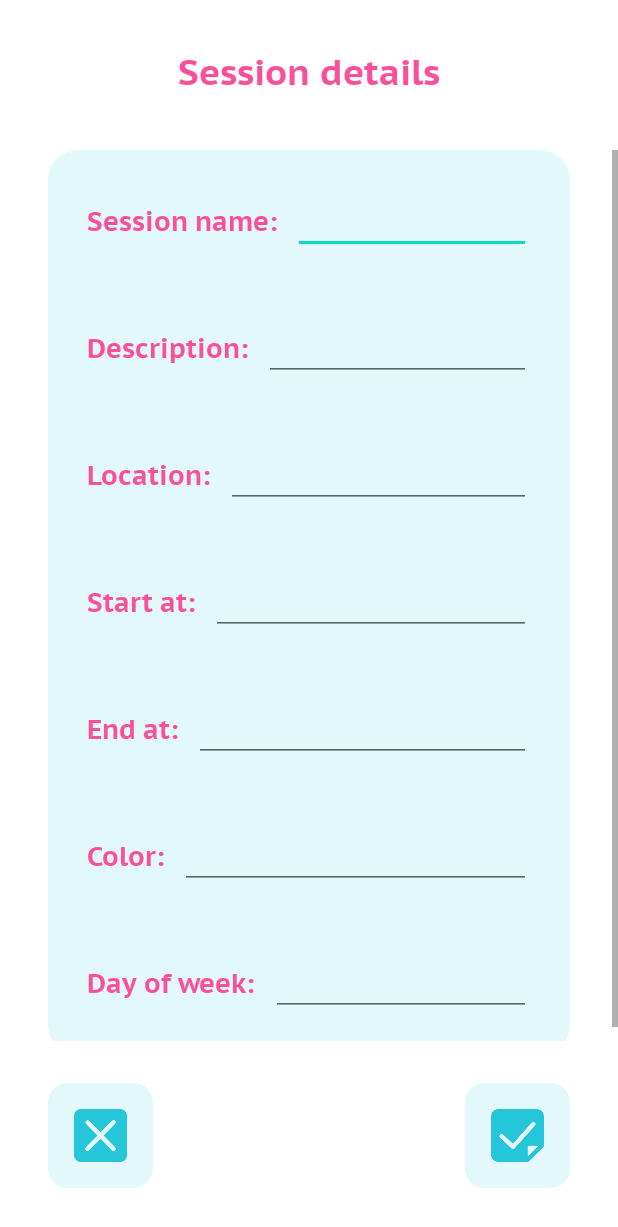
After one commit to SQA-Android-Team/PlannetApplication, an Android app: the layout timetable_session_detail_edit.xml on its own in the app's theme, with its tools: preview values and no code run, on a phone screen of 412 x 824 dp. The commit adds this screen. Shown: the top 1227 px of the screen. Run offline under Robolectric (Android 15) with nearby library versions, the phone set to English and light mode, and no system bars.

Commit message:
Toan add

```diff
--- a/app/src/main/java/com/sqa/plannet/activity/calendar/CalendarViewActivity.java
+++ b/app/src/main/java/com/sqa/plannet/activity/calendar/CalendarViewActivity.java
@@ -12,14 +12,13 @@ import androidx.drawerlayout.widget.DrawerLayout;
 import androidx.recyclerview.widget.LinearLayoutManager;
 import androidx.recyclerview.widget.RecyclerView;
 
-
 import com.google.android.material.appbar.AppBarLayout;
 import com.google.android.material.appbar.CollapsingToolbarLayout;
 import com.google.android.material.floatingactionbutton.FloatingActionButton;
 import com.google.android.material.navigation.NavigationView;
 import com.sqa.plannet.R;
-import com.sqa.plannet.adapter.calendar.ClassesAdapter;
-import com.sqa.plannet.adapter.calendar.EventsAdapter;
+import com.sqa.plannet.adapter.calendar.SessionAdapter;
+import com.sqa.plannet.adapter.calendar.TaskAdapter;
 import com.sqa.plannet.model.Session;
 import com.sqa.plannet.model.Task;
 
@@ -43,7 +42,7 @@ public class CalendarViewActivity extends AppCompatActivity {
     private RecyclerView rvTodayEvent;
     private RecyclerView rvReminders;
     public String selectedDate;
-    private Date chDate;
+
     private CalendarView calendarView;
     @Override
     protected void onCreate(Bundle savedInstanceState) {
@@ -53,46 +52,13 @@ public class CalendarViewActivity extends AppCompatActivity {
         initToolbar();
 
 
-        //recycle view
-        rvTodayEvent= findViewById(R.id.rvTodayEvent);
-        rvReminders = findViewById(R.id.rvReminders);
 
 
 
 
 
 
-        //demo data
-        List<Session> classes = new ArrayList<>();
-        //TODO: thêm constructor cho session + sửa list bên dưới
-//        classes.add(new Session( "12/9/1991", "SQA", "Lecture", "801C", "10:00"));
-//        classes.add(new Session( "12/9/1991", "SQA", "Lecture", "801C", "10:00"));
-//        classes.add(new Session( "12/9/1991", "SQA", "Lecture", "801C", "10:00"));
 
-        // setup recycle view
-        // adapter
-        ClassesAdapter classesAdapter = new ClassesAdapter(classes);
-        rvReminders.setAdapter(classesAdapter);
-        //layout manager
-        rvReminders.setLayoutManager(new LinearLayoutManager(this));
-
-
-
-        // demo data
-        List<Task> events = new ArrayList<>();
-        //TODO: thêm constructor cho task + sửa list bên dưới
-
-//        events.add(new Events("20/8/2000","NHCam", "Homework"));
-//        events.add(new Events("23/9/2020" , "Seo Hyelin", "Singer"));
-
-
-        // setup recycle view
-        // adapter
-        com.sqa.plannet.adapter.calendar.EventsAdapter eventsAdapter;
-        eventsAdapter = new EventsAdapter(events);
-        rvTodayEvent.setAdapter(eventsAdapter);
-        //layout manager
-        rvTodayEvent.setLayoutManager(new LinearLayoutManager(this));
 
 
 
@@ -128,24 +94,24 @@ public class CalendarViewActivity extends AppCompatActivity {
                 Calendar calendar = Calendar.getInstance();
                 selectedDate = dayOfMonth +"/" +( month +1) +"/"+ year;
 
-                try {
-                    Date date = simpleDateFormat.parse(selectedDate);
-                } catch (ParseException e) {
-                    e.printStackTrace();
-                }
-
+//                try {
+//                    Date date = simpleDateFormat.parse(selectedDate);
+//                } catch (ParseException e) {
+//                    e.printStackTrace();
+//                }
 //
-//               if(chDate.after(events.))
-                int dayOfWeek = calendar.get(Calendar.DAY_OF_WEEK);
-
-                Toast.makeText(context, "" + selectedDate, Toast.LENGTH_LONG ).show();
-
-
-
-
-                //recycle view
-                rvTodayEvent= findViewById(R.id.rvTodayEvent);
-                rvReminders = findViewById(R.id.rvReminders);
+////
+////               if(chDate.after(events.))
+//                int dayOfWeek = calendar.get(Calendar.DAY_OF_WEEK);
+//
+//                Toast.makeText(context, "" + selectedDate, Toast.LENGTH_LONG ).show();
+//
+//
+//
+//
+//                //recycle view
+//                rvTodayEvent= findViewById(R.id.rvTodayEvent);
+//                rvReminders = findViewById(R.id.rvReminders);
 
             }
         });
@@ -168,52 +134,43 @@ public class CalendarViewActivity extends AppCompatActivity {
         setSupportActionBar(toolbar);
         if (getSupportActionBar() != null) {
             getSupportActionBar().setDisplayHomeAsUpEnabled(true);
+            //recycle view
+            rvTodayEvent= findViewById(R.id.rvTodayEvent);
+            rvReminders = findViewById(R.id.rvReminders);
+
+            //demo data
+            List<Session> classes = new ArrayList<>();
+            //TODO: thêm constructor cho session + sửa list bên dưới
+
+           classes.add(new Session(1,3,5,"MPR", "10:00", "12:00","Mon", "801C", "Lecture"));
+
+
+            // setup recycle view
+            // adapter
+            SessionAdapter sessionAdapter = new SessionAdapter(classes);
+            rvReminders.setAdapter(sessionAdapter);
+            //layout manager
+            rvReminders.setLayoutManager(new LinearLayoutManager(this));
 
 
 
-//
-//            //recycle view
-//            rvTodayEvent= findViewById(R.id.rvTodayEvent);
-//            rvReminders = findViewById(R.id.rvReminders);
-//
-//
-//
-//
-//
-//
-//            //demo data
-//            List<Classes> classes = new ArrayList<>();
-//            classes.add(new Classes( "12/9/1991", "SQA", "Lecture", "801C", "10:00"));
-//            classes.add(new Classes( "12/9/1991", "SQA", "Lecture", "801C", "10:00"));
-//            classes.add(new Classes( "12/9/1991", "SQA", "Lecture", "801C", "10:00"));
-//
-//            // setup recycle view
-//            // adapter
-//            ClassesAdapter classesAdapter = new ClassesAdapter(classes);
-//            rvReminders.setAdapter(classesAdapter);
-//            //layout manager
-//            rvReminders.setLayoutManager(new LinearLayoutManager(this));
-//
-//
-//
-//            // demo data
-//            List<Events> events = new ArrayList<>();
-//            events.add(new Events("20/8/2000","NHCam", "Homework"));
-//            events.add(new Events("23/9/2020" , "Seo Hyelin", "Singer"));
-//
-//
-//            // setup recycle view
-//            // adapter
-//            EventsAdapter eventsAdapter;
-//            eventsAdapter = new EventsAdapter(events);
-//            rvTodayEvent.setAdapter(eventsAdapter);
-//            //layout manager
-//            rvTodayEvent.setLayoutManager(new LinearLayoutManager(this));
-//
-//
-//
-//
-//
+            // demo data
+            List<Task> events = new ArrayList<>();
+            //TODO: thêm constructor cho task + sửa list bên dưới
+
+            events.add(new Task(1,"NHCam","20/8/2000","abc", "Homework"));
+            events.add(new Task(2,"Seo Hyerin","23/8/1993","Idle", "Project"));
+            events.add(new Task(4,"Nothing","23/8/1993","OMG", "Assignment"));
+
+
+            // setup recycle view
+            // adapter
+            TaskAdapter taskAdapter;
+            taskAdapter = new TaskAdapter(events);
+            rvTodayEvent.setAdapter(taskAdapter);
+            //layout manager
+            rvTodayEvent.setLayoutManager(new LinearLayoutManager(this));
+
 
 
         }
--- a/app/src/main/java/com/sqa/plannet/adapter/calendar/ClassesAdapter.java
+++ b/app/src/main/java/com/sqa/plannet/adapter/calendar/SessionAdapter.java
@@ -10,16 +10,17 @@ import android.widget.TextView;
 import androidx.annotation.NonNull;
 import androidx.recyclerview.widget.RecyclerView;
 
+
 import com.sqa.plannet.R;
 import com.sqa.plannet.model.Session;
 
 import java.util.List;
 
-public class ClassesAdapter extends RecyclerView.Adapter<ClassesAdapter.ClassesHolder> {
+public class SessionAdapter extends RecyclerView.Adapter<SessionAdapter.ClassesHolder> {
 
     List<Session> classes;
 
-    public ClassesAdapter(List<Session> classes) {
+    public SessionAdapter(List<Session> classes) {
         this.classes = classes;
     }
 
@@ -54,7 +55,7 @@ public class ClassesAdapter extends RecyclerView.Adapter<ClassesAdapter.ClassesH
         private TextView txtTitle;
         private TextView txtType;
         private TextView txtDay;
-//        private TextView txtMonth;
+        //        private TextView txtMonth;
         private TextView txtLocation;
         private TextView txtStartTime;
         private LinearLayout todayEvent;
@@ -66,7 +67,7 @@ public class ClassesAdapter extends RecyclerView.Adapter<ClassesAdapter.ClassesH
             txtTitle =itemView.findViewById(R.id.txtTitle);
             txtType =itemView.findViewById(R.id.txtType);
             txtDay =itemView.findViewById(R.id.txtDay);
-//            txtMonth= itemView.findViewById(R.id.txtMonth);
+
             txtLocation = itemView.findViewById(R.id.txtLocation);
             txtStartTime = itemView.findViewById(R.id.txtStartTime);
             todayEvent = itemView.findViewById(R.id.todayEvent);
@@ -78,8 +79,7 @@ public class ClassesAdapter extends RecyclerView.Adapter<ClassesAdapter.ClassesH
             txtTitle.setText(classes1.getSessionTitle());
             txtType.setText(classes1.getType());
             txtLocation.setText(classes1.getLocation());
-            txtStartTime.setText(classes1.getStartTime())
-            ;
+            txtStartTime.setText(classes1.getStartTime());
             txtDay.setText(classes1.getDate());
 
 
--- a/app/src/main/java/com/sqa/plannet/adapter/calendar/EventsAdapter.java
+++ b/app/src/main/java/com/sqa/plannet/adapter/calendar/TaskAdapter.java
@@ -14,11 +14,11 @@ import com.sqa.plannet.model.Task;
 
 import java.util.List;
 
-public class EventsAdapter extends  RecyclerView.Adapter<EventsAdapter.EventsHolder> {
+public class TaskAdapter extends  RecyclerView.Adapter<TaskAdapter.EventsHolder> {
 
     private List<Task> events;
 
-    public EventsAdapter(List<Task> events) {
+    public TaskAdapter(List<Task> events) {
         this.events = events;
     }
 
--- a/app/src/main/java/com/sqa/plannet/model/Session.java
+++ b/app/src/main/java/com/sqa/plannet/model/Session.java
@@ -14,7 +14,7 @@ public class Session {
     private String location;
     private String type;
 
-    public Session() {
+    public Session(int timetableID, int subjectID, int i, String sqa, String endTime, String date, String mon, String location, String lecture) {
     }
 
     public Session(int sessionID, int timetableID, int subjectID, String sessionTitle, String startTime, String endTime, String date, String weekDay, String location, String type) {
--- a/app/src/main/java/com/sqa/plannet/model/Task.java
+++ b/app/src/main/java/com/sqa/plannet/model/Task.java
@@ -5,14 +5,14 @@ import java.sql.Date;
 public class Task {
     private int taskID;
     private String taskTitle;
-    private Date dueDate;
+    private String dueDate;
     private String taskNote;
     private String taskType;
 
     public Task() {
     }
 
-    public Task(int taskID, String taskTitle, Date dueDate, String taskNote, String taskType) {
+    public Task(int taskID, String taskTitle, String dueDate, String taskNote, String taskType) {
         this.taskID = taskID;
         this.taskTitle = taskTitle;
         this.dueDate = dueDate;
@@ -36,11 +36,11 @@ public class Task {
         this.taskTitle = taskTitle;
     }
 
-    public Date getDueDate() {
+    public String getDueDate() {
         return dueDate;
     }
 
-    public void setDueDate(Date dueDate) {
+    public void setDueDate(String dueDate) {
         this.dueDate = dueDate;
     }
 
--- a/app/src/main/res/layout/calendar_view.xml
+++ b/app/src/main/res/layout/calendar_view.xml
@@ -115,7 +115,7 @@
                             <androidx.recyclerview.widget.RecyclerView
                                 android:id="@+id/rvTodayEvent"
                                 android:layout_width="match_parent"
-                                android:layout_height="180dp"
+                                android:layout_height="wrap_content"
                                 android:layout_margin="10dp"
                                 android:background="@drawable/rounded_corner_card"/>
 
--- /dev/null
+++ b/app/src/main/res/layout/timetable_session_detail_edit.xml
@@ -0,0 +1,286 @@
+<?xml version="1.0" encoding="utf-8"?>
+<androidx.constraintlayout.widget.ConstraintLayout
+    xmlns:android="http://schemas.android.com/apk/res/android"
+    xmlns:app="http://schemas.android.com/apk/res-auto"
+    xmlns:tools="http://schemas.android.com/tools"
+    android:layout_width="match_parent"
+    android:layout_height="match_parent">
+
+
+    <TextView
+        android:id="@+id/txtDetailSession"
+        android:layout_width="wrap_content"
+        android:layout_height="wrap_content"
+        android:layout_marginTop="32dp"
+        android:fontFamily="@font/pt_bold"
+        android:text="@string/txtDetailSession"
+        android:textColor="#FC4F9B"
+        android:textSize="24sp"
+        app:layout_constraintEnd_toEndOf="parent"
+        app:layout_constraintStart_toStartOf="parent"
+        app:layout_constraintTop_toTopOf="parent" />
+
+    <ScrollView
+        android:id="@+id/scrollView2"
+        android:layout_width="match_parent"
+        android:layout_height="match_parent"
+        android:layout_marginTop="100dp"
+        android:layout_marginBottom="130dp">
+
+        <LinearLayout
+            android:id="@+id/SNContainer"
+            android:layout_width="match_parent"
+            android:layout_height="wrap_content"
+            android:layout_marginLeft="32dp"
+            android:layout_marginRight="32dp"
+
+            android:background="@drawable/rounded_corner_card"
+            android:backgroundTint="#e3f8fa"
+            android:orientation="vertical"
+            android:padding="5dp"
+            app:layout_constraintBottom_toBottomOf="parent"
+            app:layout_constraintEnd_toEndOf="parent"
+            app:layout_constraintHorizontal_bias="0.75"
+            app:layout_constraintStart_toStartOf="parent"
+            app:layout_constraintTop_toBottomOf="@+id/txtDetailSession"
+            app:layout_constraintVertical_bias="0.201">
+
+            <LinearLayout
+                android:id="@+id/SessionNameContainer"
+                android:layout_width="match_parent"
+                android:layout_height="wrap_content"
+                android:layout_margin="15dp"
+                android:orientation="horizontal"
+                android:padding="5dp">
+
+                <TextView
+                    android:id="@+id/txtSessionName"
+                    android:layout_width="wrap_content"
+                    android:layout_height="wrap_content"
+                    android:fontFamily="@font/pt_bold"
+                    android:text="@string/txtSessionName"
+                    android:textColor="#FC4F9B"
+                    android:textSize="18sp" />
+
+                <EditText
+                    android:id="@+id/txtSessionNameValue"
+                    android:layout_width="match_parent"
+                    android:layout_height="wrap_content"
+                    android:layout_marginLeft="10dp"
+                    android:fontFamily="@font/regular_pt"
+                    android:text=""
+                    android:textSize="18sp" />
+            </LinearLayout>
+
+
+            <LinearLayout
+                android:id="@+id/SessionDescriptionContainer"
+                android:layout_width="match_parent"
+                android:layout_height="wrap_content"
+                android:layout_margin="15dp"
+                android:orientation="horizontal"
+                android:padding="5dp"
+                app:layout_constraintTop_toBottomOf="@+id/SNContainer">
+
+                <TextView
+                    android:id="@+id/txtSessionDescription"
+                    android:layout_width="wrap_content"
+                    android:layout_height="wrap_content"
+                    android:fontFamily="@font/pt_bold"
+                    android:text="@string/txtSessionDescription"
+                    android:textColor="#FC4F9B"
+                    android:textSize="18sp" />
+
+                <EditText
+                    android:id="@+id/txtSessionDescriptionValue"
+                    android:layout_width="match_parent"
+                    android:layout_height="wrap_content"
+                    android:layout_marginLeft="10dp"
+                    android:fontFamily="@font/regular_pt"
+                    android:text=""
+                    android:textSize="18sp" />
+
+            </LinearLayout>
+
+            <LinearLayout
+                android:id="@+id/SessionLocarionContainer"
+                android:layout_width="match_parent"
+                android:layout_height="wrap_content"
+                android:layout_margin="15dp"
+                android:orientation="horizontal"
+                android:padding="5dp"
+
+                app:layout_constraintTop_toBottomOf="@+id/linearLayout2"
+                tools:layout_editor_absoluteX="15dp">
+
+                <TextView
+                    android:id="@+id/txtSessionLocation"
+                    android:layout_width="wrap_content"
+                    android:layout_height="wrap_content"
+                    android:fontFamily="@font/pt_bold"
+                    android:text="@string/txtSessionLocation"
+                    android:textColor="#FC4F9B"
+                    android:textSize="18sp" />
+
+                <EditText
+                    android:id="@+id/txtSessionLocationValue"
+                    android:layout_width="match_parent"
+                    android:layout_height="wrap_content"
+                    android:layout_marginLeft="10dp"
+                    android:fontFamily="@font/regular_pt"
+                    android:text=""
+                    android:textSize="18sp" />
+            </LinearLayout>
+
+            <LinearLayout
+                android:id="@+id/SessionStartContainer"
+                android:layout_width="match_parent"
+                android:layout_height="wrap_content"
+                android:layout_margin="15dp"
+                android:orientation="horizontal"
+                android:padding="5dp"
+                app:layout_constraintTop_toBottomOf="@+id/linearLayout"
+                tools:layout_editor_absoluteX="15dp">
+
+                <TextView
+                    android:id="@+id/txtSessionStartime"
+                    android:layout_width="wrap_content"
+                    android:layout_height="wrap_content"
+                    android:fontFamily="@font/pt_bold"
+                    android:text="@string/txtStart"
+                    android:textColor="#FC4F9B"
+                    android:textSize="18sp" />
+
+                <EditText
+                    android:id="@+id/txtSessionStartValue"
+                    android:layout_width="match_parent"
+                    android:layout_height="wrap_content"
+                    android:layout_marginLeft="10dp"
+                    android:fontFamily="@font/regular_pt"
+                    android:text=""
+                    android:textSize="18sp" />
+            </LinearLayout>
+
+            <LinearLayout
+                android:id="@+id/SessionEndContainer"
+                android:layout_width="match_parent"
+                android:layout_height="wrap_content"
+                android:layout_margin="15dp"
+                android:orientation="horizontal"
+                android:padding="5dp"
+                app:layout_constraintTop_toBottomOf="@+id/linearLayout3"
+                tools:layout_editor_absoluteX="15dp">
+
+                <TextView
+                    android:id="@+id/txtEndtime"
+                    android:layout_width="wrap_content"
+                    android:layout_height="wrap_content"
+                    android:fontFamily="@font/pt_bold"
+                    android:text="@string/txtEnd"
+                    android:textColor="#FC4F9B"
+                    android:textSize="18sp" />
+
+                <EditText
+                    android:id="@+id/txtSessionEndValue"
+                    android:layout_width="match_parent"
+                    android:layout_height="wrap_content"
+                    android:layout_marginLeft="10dp"
+                    android:fontFamily="@font/regular_pt"
+                    android:text=""
+                    android:textSize="18sp" />
+            </LinearLayout>
+
+            <LinearLayout
+                android:id="@+id/SessionColorContainer"
+                android:layout_width="match_parent"
+                android:layout_height="wrap_content"
+                android:layout_margin="15dp"
+                android:orientation="horizontal"
+                android:padding="5dp"
+                app:layout_constraintTop_toBottomOf="@+id/linearLayout4"
+                tools:layout_editor_absoluteX="15dp">
+
+                <TextView
+                    android:id="@+id/txtSessionColor"
+                    android:layout_width="wrap_content"
+                    android:layout_height="wrap_content"
+                    android:fontFamily="@font/pt_bold"
+                    android:text="@string/txtSessionColor"
+                    android:textColor="#FC4F9B"
+                    android:textSize="18sp" />
+
+                <EditText
+                    android:id="@+id/txtSessionColorValue"
+                    android:layout_width="match_parent"
+                    android:layout_height="wrap_content"
+                    android:layout_marginLeft="10dp"
+                    android:fontFamily="@font/regular_pt"
+                    android:text=""
+                    android:textSize="18sp" />
+            </LinearLayout>
+
+            <LinearLayout
+                android:id="@+id/SessionDayOfWeekContainer"
+                android:layout_width="match_parent"
+                android:layout_height="wrap_content"
+                android:layout_margin="15dp"
+                android:orientation="horizontal"
+                android:padding="5dp"
+                app:layout_constraintTop_toBottomOf="@+id/linearLayout5"
+                tools:layout_editor_absoluteX="15dp">
+
+                <TextView
+                    android:id="@+id/txtSessionDayOfWeek"
+                    android:layout_width="wrap_content"
+                    android:layout_height="wrap_content"
+                    android:fontFamily="@font/pt_bold"
+                    android:text="@string/txtSessionDayOfWeek"
+                    android:textColor="#FC4F9B"
+                    android:textSize="18sp" />
+
+                <EditText
+                    android:id="@+id/txtSessionDayOfWeekValue"
+                    android:layout_width="match_parent"
+                    android:layout_height="wrap_content"
+                    android:layout_marginLeft="10dp"
+                    android:fontFamily="@font/regular_pt"
+                    android:text=""
+                    android:textSize="18sp" />
+            </LinearLayout>
+        </LinearLayout>
+    </ScrollView>
+
+    <ImageButton
+        android:id="@+id/imageButton4"
+        android:layout_width="70dp"
+        android:background="@null"
+
+        android:layout_height="70dp"
+        android:layout_marginEnd="32dp"
+        android:layout_marginRight="32dp"
+        android:layout_marginBottom="32dp"
+        android:scaleType="centerCrop"
+        app:layout_constraintBottom_toBottomOf="parent"
+        app:layout_constraintEnd_toEndOf="parent"
+        app:srcCompat="@drawable/checked" />
+
+    <ImageButton
+        android:id="@+id/imageButton5"
+
+        android:layout_width="70dp"
+        android:layout_height="70dp"
+
+        android:layout_marginStart="32dp"
+        android:layout_marginLeft="32dp"
+
+        android:layout_marginBottom="32dp"
+        android:background="@null"
+        android:scaleType="centerCrop"
+        app:layout_constraintBottom_toBottomOf="parent"
+
+
+        app:layout_constraintStart_toStartOf="parent"
+        app:srcCompat="@drawable/cancel" />
+
+
+</androidx.constraintlayout.widget.ConstraintLayout>
```
Also changed, not shown: app/src/main/res/drawable/cancel.png (added), app/src/main/res/drawable/checked.png (added).
